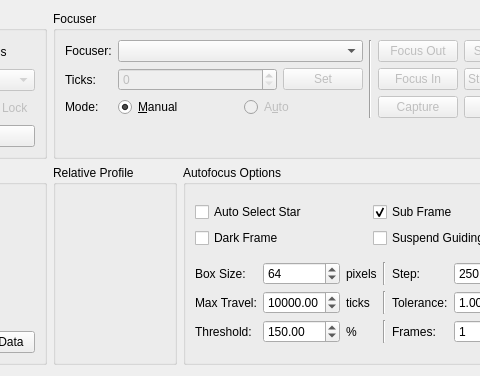
Old version of the form kstars/ekos/focus.ui in the repository KDE/kstars; both pictures show x 296 to 776 and y 0 to 376 of the 864 by 376 pixel window.
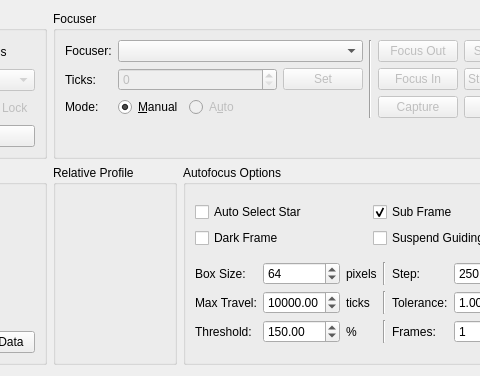
New version of the form. Custom widgets are drawn as their Qt base class.

Commit message: Add horizontal spacer

Patch:
```diff
--- a/kstars/ekos/focus.ui
+++ b/kstars/ekos/focus.ui
@@ -6,7 +6,7 @@
    <rect>
     <x>0</x>
     <y>0</y>
-    <width>799</width>
+    <width>812</width>
     <height>374</height>
    </rect>
   </property>
@@ -268,6 +268,19 @@
                 </property>
                </widget>
               </item>
+              <item>
+               <spacer name="horizontalSpacer_2">
+                <property name="orientation">
+                 <enum>Qt::Horizontal</enum>
+                </property>
+                <property name="sizeHint" stdset="0">
+                 <size>
+                  <width>40</width>
+                  <height>20</height>
+                 </size>
+                </property>
+               </spacer>
+              </item>
              </layout>
             </item>
             <item row="2" column="0">
```
